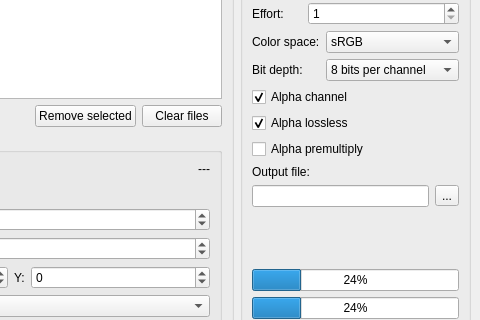
This is mainwindow.ui in kampidh/JXL-Frame-Stitcher as Qt 5 draws it before an edit; both pictures show x 320 to 800 and y 212 to 532 of the 800 by 640 pixel window. The edited form follows.
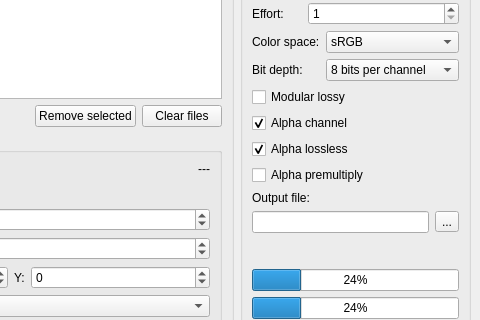
This is the edited form.

Commit message: Add option to encode to lossy modular

The edit to the form file:
```diff
--- a/mainwindow.ui
+++ b/mainwindow.ui
@@ -540,6 +540,13 @@
            </item>
           </layout>
          </item>
+         <item>
+          <widget class="QCheckBox" name="modularLossyChk">
+           <property name="text">
+            <string>Modular lossy</string>
+           </property>
+          </widget>
+         </item>
          <item>
           <widget class="QCheckBox" name="alphaEnableChk">
            <property name="text">
```
The commit also changes 1 other file.
